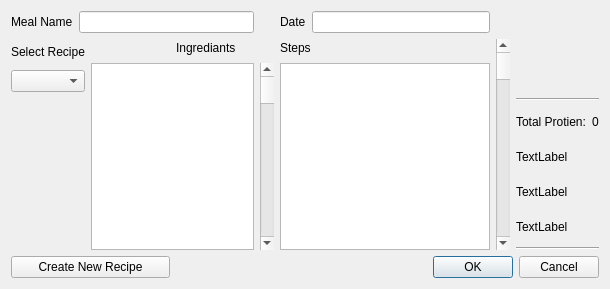
escobaros-dos/mealplanner, file mealplanner/createmealwindow.ui: the form before one commit.
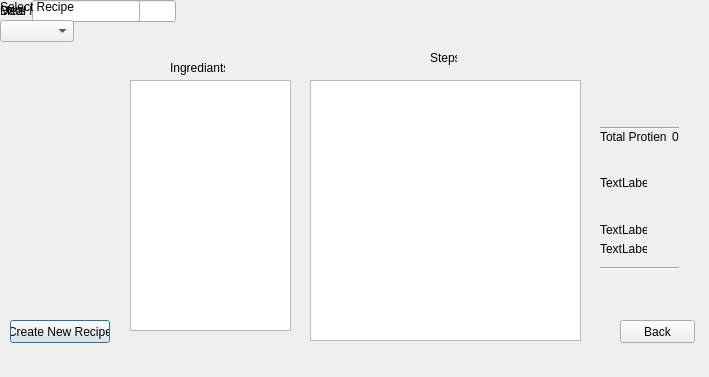
The form after the commit.

Commit message: added in a label in the create ingredients window that says if the ingredient was added succesfully or not. also it clears the fields when entered....the back button works too.

The edit to the form file:
```diff
--- a/mealplanner/createmealwindow.ui
+++ b/mealplanner/createmealwindow.ui
@@ -6,15 +6,151 @@
    <rect>
     <x>0</x>
     <y>0</y>
-    <width>610</width>
-    <height>289</height>
+    <width>709</width>
+    <height>377</height>
    </rect>
   </property>
   <property name="windowTitle">
    <string>Dialog</string>
   </property>
-  <layout class="QGridLayout" name="gridLayout">
-   <item row="0" column="0" colspan="3">
+  <widget class="QLabel" name="label_5">
+   <property name="geometry">
+    <rect>
+     <x>170</x>
+     <y>60</y>
+     <width>55</width>
+     <height>16</height>
+    </rect>
+   </property>
+   <property name="text">
+    <string>Ingrediants</string>
+   </property>
+  </widget>
+  <widget class="QLabel" name="label_3">
+   <property name="geometry">
+    <rect>
+     <x>430</x>
+     <y>50</y>
+     <width>27</width>
+     <height>16</height>
+    </rect>
+   </property>
+   <property name="text">
+    <string>Steps</string>
+   </property>
+  </widget>
+  <widget class="Line" name="line">
+   <property name="geometry">
+    <rect>
+     <x>600</x>
+     <y>120</y>
+     <width>79</width>
+     <height>16</height>
+    </rect>
+   </property>
+   <property name="orientation">
+    <enum>Qt::Horizontal</enum>
+   </property>
+  </widget>
+  <widget class="QLabel" name="label_7">
+   <property name="geometry">
+    <rect>
+     <x>600</x>
+     <y>175</y>
+     <width>47</width>
+     <height>16</height>
+    </rect>
+   </property>
+   <property name="text">
+    <string>TextLabel</string>
+   </property>
+  </widget>
+  <widget class="QLabel" name="label_8">
+   <property name="geometry">
+    <rect>
+     <x>600</x>
+     <y>222</y>
+     <width>47</width>
+     <height>16</height>
+    </rect>
+   </property>
+   <property name="text">
+    <string>TextLabel</string>
+   </property>
+  </widget>
+  <widget class="QLabel" name="label_9">
+   <property name="geometry">
+    <rect>
+     <x>600</x>
+     <y>241</y>
+     <width>47</width>
+     <height>16</height>
+    </rect>
+   </property>
+   <property name="text">
+    <string>TextLabel</string>
+   </property>
+  </widget>
+  <widget class="Line" name="line_2">
+   <property name="geometry">
+    <rect>
+     <x>600</x>
+     <y>260</y>
+     <width>79</width>
+     <height>16</height>
+    </rect>
+   </property>
+   <property name="orientation">
+    <enum>Qt::Horizontal</enum>
+   </property>
+  </widget>
+  <widget class="QPushButton" name="CreateRecipeButton">
+   <property name="geometry">
+    <rect>
+     <x>10</x>
+     <y>320</y>
+     <width>100</width>
+     <height>23</height>
+    </rect>
+   </property>
+   <property name="text">
+    <string>Create New Recipe</string>
+   </property>
+  </widget>
+  <widget class="QPushButton" name="MealBackButton">
+   <property name="geometry">
+    <rect>
+     <x>620</x>
+     <y>320</y>
+     <width>75</width>
+     <height>23</height>
+    </rect>
+   </property>
+   <property name="text">
+    <string>Back</string>
+   </property>
+  </widget>
+  <widget class="QListWidget" name="IngList">
+   <property name="geometry">
+    <rect>
+     <x>130</x>
+     <y>80</y>
+     <width>161</width>
+     <height>251</height>
+    </rect>
+   </property>
+  </widget>
+  <widget class="QListWidget" name="StepList">
+   <property name="geometry">
+    <rect>
+     <x>310</x>
+     <y>80</y>
+     <width>271</width>
+     <height>261</height>
+    </rect>
+   </property>
+  </widget>
+  <widget class="QWidget" name="">
     <layout class="QHBoxLayout" name="horizontalLayout">
      <item>
       <widget class="QLabel" name="label_4">
@@ -27,8 +163,8 @@
       <widget class="QLineEdit" name="lineEdit_2"/>
      </item>
     </layout>
-   </item>
-   <item row="0" column="4">
+  </widget>
+  <widget class="QWidget" name="">
     <layout class="QHBoxLayout" name="horizontalLayout_2">
      <item>
       <widget class="QLabel" name="label">
@@ -41,8 +177,8 @@
       <widget class="QLineEdit" name="lineEdit"/>
      </item>
     </layout>
-   </item>
-   <item row="1" column="0" rowspan="2">
+  </widget>
+  <widget class="QWidget" name="">
     <layout class="QVBoxLayout" name="verticalLayout">
      <item>
       <widget class="QLabel" name="label_2">
@@ -52,52 +188,19 @@
       </widget>
      </item>
      <item>
-      <widget class="QComboBox" name="comboBox"/>
-     </item>
-    </layout>
-   </item>
-   <item row="1" column="2">
-    <widget class="QLabel" name="label_5">
-     <property name="text">
-      <string>Ingrediants</string>
-     </property>
-    </widget>
-   </item>
-   <item row="1" column="4">
-    <widget class="QLabel" name="label_3">
-     <property name="text">
-      <string>Steps</string>
-     </property>
-    </widget>
-   </item>
-   <item row="1" column="5" rowspan="8">
-    <widget class="QScrollBar" name="verticalScrollBar_2">
-     <property name="orientation">
-      <enum>Qt::Vertical</enum>
-     </property>
-    </widget>
-   </item>
-   <item row="2" column="1" rowspan="7" colspan="2">
-    <widget class="QTextEdit" name="textEdit"/>
-   </item>
-   <item row="2" column="3" rowspan="7">
-    <widget class="QScrollBar" name="verticalScrollBar">
-     <property name="orientation">
-      <enum>Qt::Vertical</enum>
-     </property>
-    </widget>
-   </item>
-   <item row="2" column="4" rowspan="7">
-    <widget class="QTextEdit" name="textEdit_2"/>
-   </item>
-   <item row="3" column="6">
-    <widget class="Line" name="line">
-     <property name="orientation">
-      <enum>Qt::Horizontal</enum>
-     </property>
-    </widget>
-   </item>
-   <item row="4" column="6">
+     <widget class="QComboBox" name="SelectRecipeComboBox"/>
+    </item>
+   </layout>
+  </widget>
+  <widget class="QWidget" name="">
+   <property name="geometry">
+    <rect>
+     <x>600</x>
+     <y>129</y>
+     <width>79</width>
+     <height>16</height>
+    </rect>
+   </property>
     <layout class="QHBoxLayout" name="horizontalLayout_3">
      <item>
       <widget class="QLabel" name="label_6">
@@ -114,53 +217,7 @@
       </widget>
      </item>
     </layout>
-   </item>
-   <item row="5" column="6">
-    <widget class="QLabel" name="label_7">
-     <property name="text">
-      <string>TextLabel</string>
-     </property>
-    </widget>
-   </item>
-   <item row="6" column="6">
-    <widget class="QLabel" name="label_8">
-     <property name="text">
-      <string>TextLabel</string>
-     </property>
-    </widget>
-   </item>
-   <item row="7" column="6">
-    <widget class="QLabel" name="label_9">
-     <property name="text">
-      <string>TextLabel</string>
-     </property>
-    </widget>
-   </item>
-   <item row="8" column="6">
-    <widget class="Line" name="line_2">
-     <property name="orientation">
-      <enum>Qt::Horizontal</enum>
-     </property>
-    </widget>
-   </item>
-   <item row="9" column="0" colspan="2">
-    <widget class="QPushButton" name="CreateRecipeButton">
-     <property name="text">
-      <string>Create New Recipe</string>
-     </property>
-    </widget>
-   </item>
-   <item row="9" column="3" colspan="4">
-    <widget class="QDialogButtonBox" name="buttonBox">
-     <property name="orientation">
-      <enum>Qt::Horizontal</enum>
-     </property>
-     <property name="standardButtons">
-      <set>QDialogButtonBox::Cancel|QDialogButtonBox::Ok</set>
-     </property>
-    </widget>
-   </item>
-  </layout>
+  </widget>
  </widget>
  <resources/>
  <connections>
```
Left out of the diff: 51 changed lines with no effect on the pictures. Lines whose indentation alone changed are shown as unchanged. The commit also changes 13 other files.
